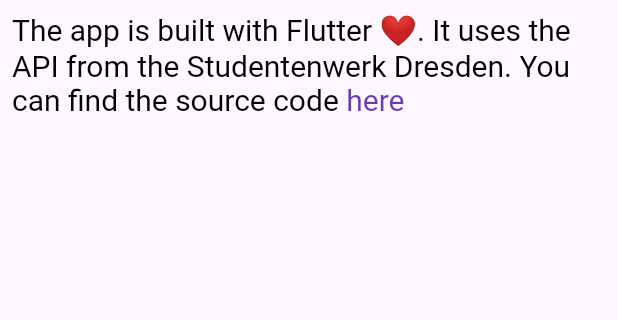
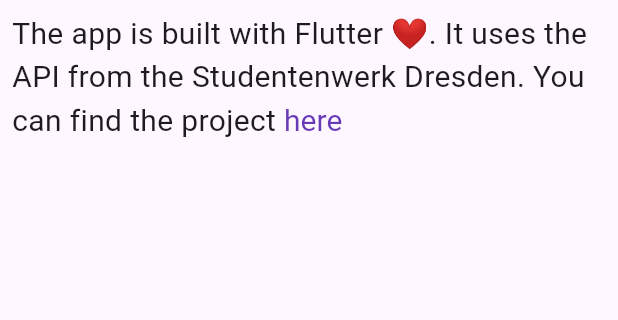
Before and after one commit to SoundSonic1/SimpleMensa_Flutter, a Flutter app: the AboutScreen screen opened directly, on a phone screen of 412 x 824 dp, the part 84-404 px from its top. Run offline on Flutter 3.47's test engine with Material 3 defaults, Android fonts, the phone set to English and light mode, and no system bars; our stand-ins replace cached_network_image, dio, flutter_bloc, flutter_svg, objectbox, page_transition and 1 more; generated files the repository leaves out were written again; network calls fail.

Commit message:
Add dark theme

```diff
--- a/lib/data/repository/user_repository.dart
+++ b/lib/data/repository/user_repository.dart
@@ -12,6 +12,6 @@ class UserRepository {
   }
 
   Future<void> saveUserSettings(UserSettings settings) async {
-    settingsBox.putAsync(settings);
+    await settingsBox.putAsync(settings);
   }
 }
--- a/lib/l10n/app_de.arb
+++ b/lib/l10n/app_de.arb
@@ -3,7 +3,7 @@
   "no_meals": "Heute gibt es keine Gerichte.",
   "canteens": "Mensen",
   "about": "Über",
-  "about_content": "Die App ist mit Flutter ❤\uFE0F gebaut. Sie nutzt die Mensa API des Studentenwerks Dresden. ",
+  "about_content": "Die App ist mit Flutter ❤\uFE0F gebaut. Sie nutzt die Mensa API des Studentenwerks Dresden. Das Projekt findest du ",
   "about_link": "hier",
   "settings": "Einstellungen",
   "settings_highlight_vegan": "Hebe vegane Gerichte hervor",
--- a/lib/l10n/app_en.arb
+++ b/lib/l10n/app_en.arb
@@ -3,7 +3,7 @@
   "no_meals": "There are no meals today.",
   "canteens": "Canteens",
   "about": "About",
-  "about_content": "The app is built with Flutter ❤\uFE0F. It uses the API from the Studentenwerk Dresden. You can find the source code ",
+  "about_content": "The app is built with Flutter ❤\uFE0F. It uses the API from the Studentenwerk Dresden. You can find the project ",
   "about_link": "here",
   "settings": "Settings",
   "settings_highlight_vegan": "Highlight vegan meals",
--- a/lib/simple_mensa.dart
+++ b/lib/simple_mensa.dart
@@ -9,12 +9,16 @@ import 'package:simple_mensa/data/repository/user_repository.dart';
 import 'package:simple_mensa/data/service/mensa_client.dart';
 import 'package:simple_mensa/objectbox.g.dart';
 import 'package:simple_mensa/ui/home/home_screen.dart';
+import 'package:simple_mensa/ui/theme/theme_bloc.dart';
+import 'package:simple_mensa/ui/theme/theme_state.dart';
 
 class SimpleMensa extends StatelessWidget {
-  const SimpleMensa({super.key, required this.store});
+  const SimpleMensa(
+      {super.key, required this.store, required this.useDarkTheme});
 
   static const title = 'SimpleMensa';
   final Store store;
+  final bool useDarkTheme;
 
   @override
   Widget build(BuildContext context) {
@@ -33,16 +37,25 @@ class SimpleMensa extends StatelessWidget {
             create: (_) =>
                 UserRepository(settingsBox: store.box<UserSettings>())),
       ],
-      child: MaterialApp(
+      child: BlocProvider<ThemeBloc>(
+        create: (context) => ThemeBloc(
+            userRepository: context.read(), useDarkTheme: useDarkTheme),
+        child: BlocBuilder<ThemeBloc, ThemeState>(builder: (context, state) {
+          final bool useDarkTheme = (state as ThemeLoaded).useDarkTheme;
+          return MaterialApp(
             debugShowCheckedModeBanner: false,
             title: title,
             theme: ThemeData(
               colorScheme: ColorScheme.fromSeed(seedColor: Colors.deepPurple),
               useMaterial3: true,
             ),
+            darkTheme: ThemeData.dark(useMaterial3: true),
+            themeMode: useDarkTheme ? ThemeMode.dark : ThemeMode.light,
             localizationsDelegates: AppLocalizations.localizationsDelegates,
             supportedLocales: AppLocalizations.supportedLocales,
             home: const HomeScreen(),
+          );
+        }),
       ),
     );
   }
--- a/lib/ui/about/about_screen.dart
+++ b/lib/ui/about/about_screen.dart
@@ -22,7 +22,10 @@ class AboutScreen extends StatelessWidget {
             text: TextSpan(children: [
               TextSpan(
                   text: context.loc.about_content,
-                  style: const TextStyle(fontSize: 20.0, color: Colors.black)),
+                  style: Theme.of(context)
+                      .textTheme
+                      .bodyMedium
+                      ?.copyWith(fontSize: 20)),
               TextSpan(
                 text: context.loc.about_link,
                 style:
--- a/lib/ui/canteen/widget/meal_card.dart
+++ b/lib/ui/canteen/widget/meal_card.dart
@@ -41,6 +41,10 @@ class MealCard extends StatelessWidget {
                       SvgPicture.asset(
                         'assets/carrot_icon.svg',
                         width: 20.0,
+                        colorFilter: userSettings.useDarkTheme
+                            ? const ColorFilter.mode(
+                                Colors.white, BlendMode.srcIn)
+                            : null,
                       ),
                       const SizedBox(
                         width: 8.0,
--- a/lib/ui/settings/bloc/settings_bloc.dart
+++ b/lib/ui/settings/bloc/settings_bloc.dart
@@ -12,6 +12,7 @@ class SettingsBloc extends Bloc<SettingsEvent, SettingsState> {
       final settings = await userRepository.getUserSettings();
       emit(SettingsDataLoaded(userSettings: settings));
     });
+
     on<SettingsSetInput>((event, emit) {
       userRepository.saveUserSettings(event.userSettings);
       emit(SettingsDataLoaded(userSettings: event.userSettings));
--- /dev/null
+++ b/lib/ui/theme/theme_bloc.dart
@@ -0,0 +1,15 @@
+import 'package:flutter_bloc/flutter_bloc.dart';
+import 'package:simple_mensa/data/repository/user_repository.dart';
+import 'package:simple_mensa/ui/theme/theme_event.dart';
+import 'package:simple_mensa/ui/theme/theme_state.dart';
+
+class ThemeBloc extends Bloc<ThemeEvent, ThemeState> {
+  final UserRepository userRepository;
+
+  ThemeBloc({required this.userRepository, required bool useDarkTheme})
+      : super(ThemeLoaded(useDarkTheme: useDarkTheme)) {
+    on<ThemeSet>((event, emit) {
+      emit(ThemeLoaded(useDarkTheme: event.useDarkTheme));
+    });
+  }
+}
--- /dev/null
+++ b/lib/ui/theme/theme_event.dart
@@ -0,0 +1,12 @@
+import 'package:flutter/foundation.dart';
+
+@immutable
+abstract class ThemeEvent {
+  const ThemeEvent();
+}
+
+class ThemeSet extends ThemeEvent {
+  const ThemeSet({required this.useDarkTheme});
+
+  final bool useDarkTheme;
+}
--- /dev/null
+++ b/lib/ui/theme/theme_state.dart
@@ -0,0 +1,12 @@
+import 'package:flutter/foundation.dart';
+
+@immutable
+abstract class ThemeState {
+  const ThemeState();
+}
+
+class ThemeLoaded extends ThemeState {
+  const ThemeLoaded({required this.useDarkTheme});
+
+  final bool useDarkTheme;
+}
```
Also changed, not shown: lib/main.dart (+8 -1 lines), lib/ui/settings/settings_screen.dart (+10 -1 lines). Lines whose indentation alone changed are shown as unchanged.
